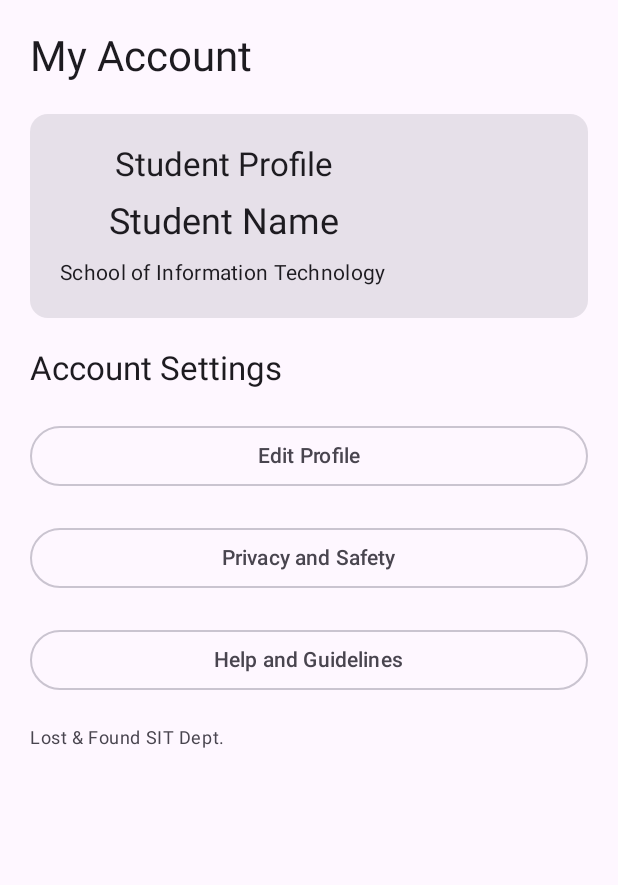
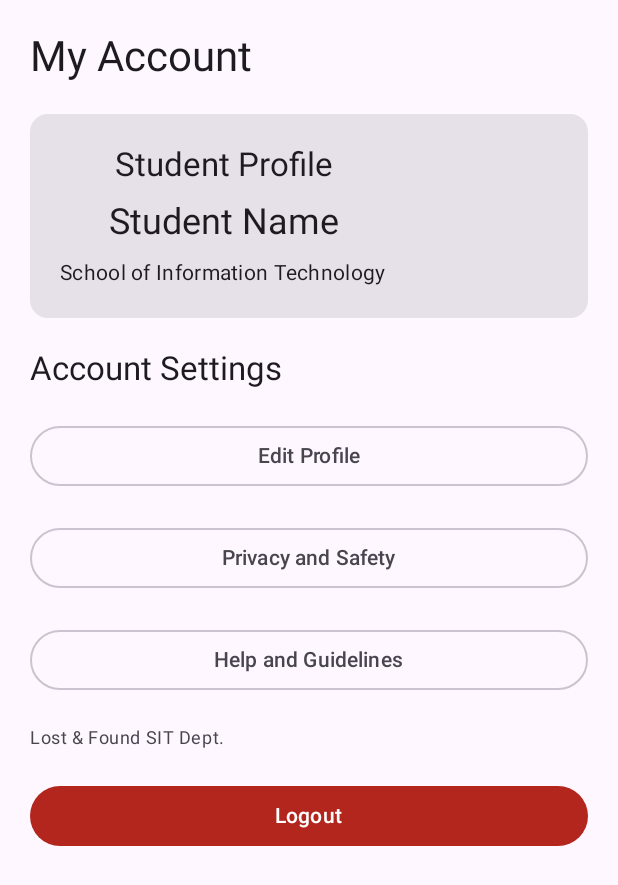
Before and after one commit to dacquelSIT-von/mockup, an Android app built with Jetpack Compose: the composable MyAccountScreen shown on its own in the app's theme, on a phone screen of 412 x 824 dp. Shown: the top 885 px of the screen. Run offline under Robolectric (Android 15) with nearby library versions, the phone set to English and light mode, and no system bars; 2 statements that could not run were skipped.

Commit message:
Implement logout functionality

```diff
--- a/shared/src/commonMain/kotlin/com/example/mockup_mobapp/ui/screens/MyAccountScreen.kt
+++ b/shared/src/commonMain/kotlin/com/example/mockup_mobapp/ui/screens/MyAccountScreen.kt
@@ -9,7 +9,9 @@ import androidx.compose.ui.Modifier
 import androidx.compose.ui.unit.dp
 
 @Composable
-fun MyAccountScreen() {
+fun MyAccountScreen(
+    onLogout: () -> Unit
+) {
 
     Column(
         modifier = Modifier
@@ -82,5 +84,14 @@ fun MyAccountScreen() {
             style = MaterialTheme.typography.bodySmall,
             color = MaterialTheme.colorScheme.onSurfaceVariant
         )
+        Button(
+            onClick = onLogout,
+            modifier = Modifier.fillMaxWidth(),
+            colors = ButtonDefaults.buttonColors(
+                containerColor = MaterialTheme.colorScheme.error
+            )
+        ) {
+            Text("Logout")
+        }
     }
 }
```
Also changed, not shown: shared/src/commonMain/kotlin/com/example/mockup_mobapp/App.kt (+12 -2 lines).
